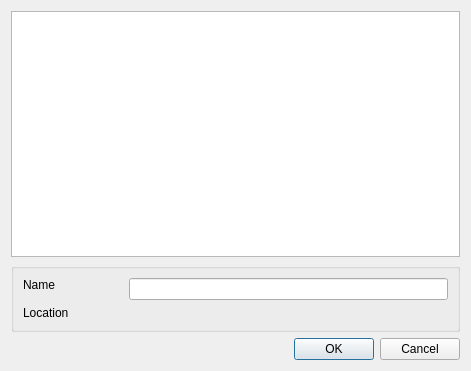
This is Code/Editor/NewLevelDialog.ui in o3de/o3de as Qt 5 draws it before an edit. The edited form follows.
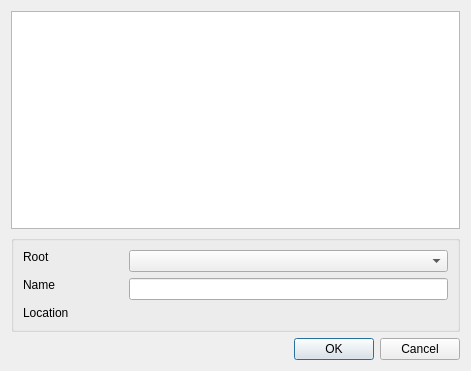
This is the edited form. Custom widgets are drawn as their Qt base class.

Commit message: Gem-based Level Loading and Saving

Diff of the .ui file:
```diff
--- a/Code/Editor/NewLevelDialog.ui
+++ b/Code/Editor/NewLevelDialog.ui
@@ -37,6 +37,22 @@
     <widget class="QGroupBox" name="STATIC_GROUP1">
      <layout class="QFormLayout" name="formLayout">
       <item row="0" column="0">
+       <widget class="QLabel" name="LEVEL_ROOT_LABEL">
+        <property name="text">
+         <string>Root</string>
+        </property>
+        <property name="alignment">
+         <set>Qt::AlignLeading|Qt::AlignLeft|Qt::AlignTop</set>
+        </property>
+        <property name="buddy">
+         <cstring>LEVEL_ROOT</cstring>
+        </property>
+       </widget>
+      </item>
+      <item row="0" column="1">
+       <widget class="QComboBox" name="LEVEL_ROOT"/>
+      </item>
+      <item row="1" column="0">
        <widget class="QLabel" name="STATIC2">
         <property name="text">
          <string>Name</string>
@@ -49,14 +65,14 @@
         </property>
        </widget>
       </item>
-      <item row="0" column="1">
+      <item row="1" column="1">
        <widget class="QLineEdit" name="LEVEL">
         <property name="alignment">
          <set>Qt::AlignLeading|Qt::AlignLeft|Qt::AlignVCenter</set>
         </property>
        </widget>
       </item>
-      <item row="1" column="0">
+      <item row="2" column="0">
        <widget class="QLabel" name="STATIC1">
         <property name="minimumSize">
          <size>
@@ -75,7 +91,7 @@
         </property>
        </widget>
       </item>
-      <item row="1" column="1">
+      <item row="2" column="1">
        <widget class="AzQtComponents::BrowseEdit" name="LEVEL_FOLDERS" native="true">
         <property name="sizePolicy">
          <sizepolicy hsizetype="MinimumExpanding" vsizetype="Preferred">
```
The commit also changes 15 other files.
